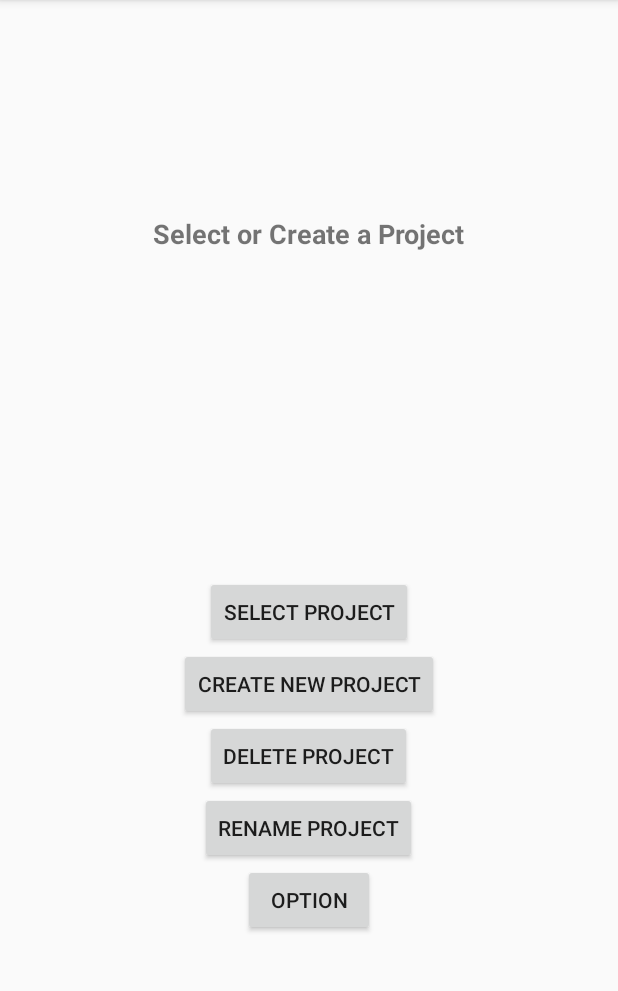
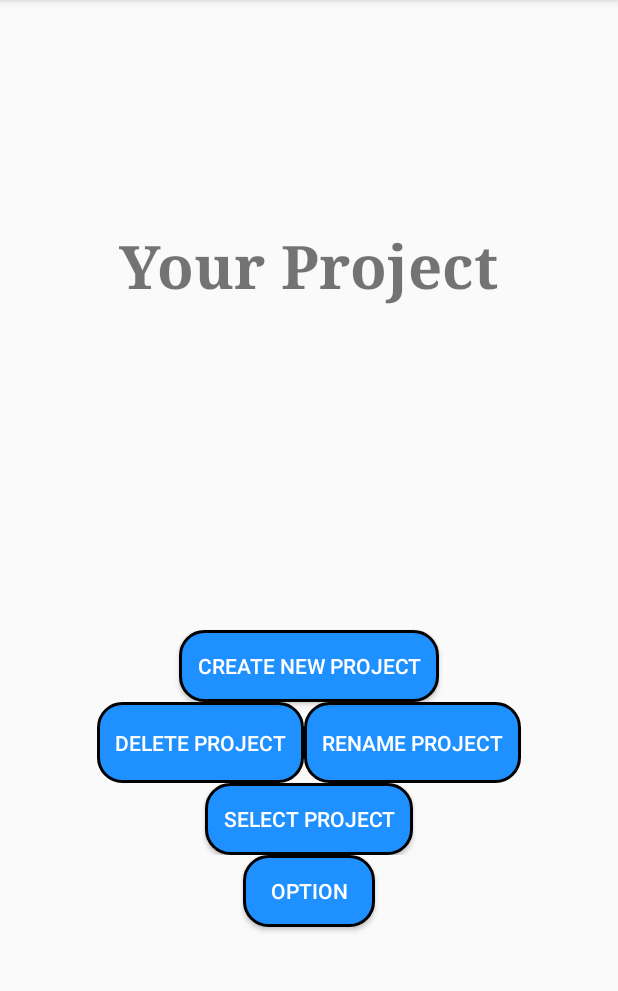
Before and after one commit to PolarPixelHub/IndexCardApp, an Android app built with Jetpack Compose: the screen it shows after launch (MainActivity), on a phone screen of 412 x 824 dp, the part 84-1075 px from its top. Run offline under Robolectric (Android 15) with nearby library versions, the phone set to English and light mode, and no system bars.

Commit message:
clean up MainActivity plus adding loading screen

```diff
--- a/app/build.gradle.kts
+++ b/app/build.gradle.kts
@@ -60,6 +60,5 @@ dependencies {
     debugImplementation(libs.androidx.ui.test.manifest)
     implementation(libs.androidx.recyclerview.v121)
     implementation(libs.material)
-
-
+    implementation(libs.material.v190)
 }
--- a/app/src/main/java/com/example/indexcardapp/MainActivity.kt
+++ b/app/src/main/java/com/example/indexcardapp/MainActivity.kt
@@ -1,83 +1,64 @@
 package com.example.indexcardapp
 
 import android.app.AlertDialog
-import android.content.DialogInterface
 import android.content.Intent
 import android.os.Bundle
-import android.util.Log
-import android.view.View
-import android.widget.AdapterView.OnItemClickListener
+import android.os.Handler
+import android.os.Looper
+import android.view.LayoutInflater
+import android.widget.AdapterView
 import android.widget.ArrayAdapter
 import android.widget.Button
 import android.widget.EditText
+import android.widget.LinearLayout
 import android.widget.ListView
 import android.widget.Toast
 import androidx.appcompat.app.AppCompatActivity
 import java.io.File
 
 class MainActivity : AppCompatActivity() {
-    private var projectListView: ListView? = null
-    private var selectButton: Button? = null
-    private var createButton: Button? = null
-    private var deleteButton: Button? = null
-    private var renameButton: Button? = null
-    private var projectFiles: ArrayList<String>? = null
-    private var adapter: ArrayAdapter<String>? = null
+
+    private lateinit var projectListView: ListView
+    private lateinit var selectButton: Button
+    private lateinit var createButton: Button
+    private lateinit var deleteButton: Button
+    private lateinit var renameButton: Button
+    private lateinit var projectFiles: ArrayList<String>
+    private lateinit var adapter: ArrayAdapter<String>
     private var selectedProject: String? = null
+    private lateinit var buttonsContainerMain: LinearLayout
+    private lateinit var loadingDialog: AlertDialog
 
     override fun onCreate(savedInstanceState: Bundle?) {
         super.onCreate(savedInstanceState)
         setContentView(R.layout.activity_main)
 
+        // Show the loading screen when starting the activity
+        showLoadingScreen()
+
+        // Load data or perform operations
+        performDataLoading()
+
         // Initialize views
+        initializeViews()
+
+        // Load project list
+        loadProjectList()
+
+        // Handle item selection
+        setupItemClickListener()
+
+        // Set up button listeners
+        setupButtonListeners()
+    }
+
+    private fun initializeViews() {
         projectListView = findViewById(R.id.project_list)
         selectButton = findViewById(R.id.btn_select_project)
         createButton = findViewById(R.id.btn_create_project)
         deleteButton = findViewById(R.id.btn_delete_project)
         renameButton = findViewById(R.id.btn_rename_project)
-
-        // Load project list
-        loadProjectList()
-
-        // Handle item selection
-        projectListView!!.onItemClickListener =
-            OnItemClickListener { parent, view, position, id ->
-                selectedProject = projectFiles!![position]
-                Toast.makeText(this@MainActivity, "Selected: $selectedProject", Toast.LENGTH_SHORT).show()
-                view.isSelected = true
-            }
-
-        // Select Project Button
-        selectButton!!.setOnClickListener { v: View? ->
-            if (selectedProject != null) {
-                Toast.makeText(
-                    this@MainActivity,
-                    "Loaded Project: $selectedProject", Toast.LENGTH_SHORT
-                ).show()
-                val intent = Intent(this, ManageActivity::class.java)
-                intent.putExtra("SELECTED_PROJECT", selectedProject)
-                Log.d("Here: ", selectedProject!!)
-                startActivity(intent)
-            } else {
-                Toast.makeText(
-                    this@MainActivity,
-                    "No project selected",
-                    Toast.LENGTH_SHORT
-                ).show()
-            }
-        }
-
-        // Create Project Button
-        createButton!!.setOnClickListener { v: View? -> createProject() }
-
-        // Delete Project Button
-        deleteButton!!.setOnClickListener { v: View? -> deleteProject() }
-
-        renameButton!!.setOnClickListener { renameProject() }
-
-        findViewById<Button>(R.id.btn_option).setOnClickListener {
-            startActivity<OptionActivity>()
-        }
+        buttonsContainerMain = findViewById(R.id.buttons_container_main)
     }
 
     private fun loadProjectList() {
@@ -85,125 +66,107 @@ class MainActivity : AppCompatActivity() {
         val directory: File = filesDir
         projectFiles = ArrayList()
 
-        for (file in directory.listFiles()!!) {
+        directory.listFiles()?.forEach { file ->
             if (file.name.endsWith(".json")) {
-                projectFiles!!.add(file.name)
+                projectFiles.add(file.name)
             }
         }
 
         // Populate the ListView
-        adapter = ArrayAdapter(this, R.layout.simple_list_item_1, R.id.customtext, projectFiles!!)
-        projectListView?.adapter = adapter
+        adapter = ArrayAdapter(this, R.layout.simple_list_item_1, R.id.customtext, projectFiles)
+        projectListView.adapter = adapter
     }
 
-    private fun createProject() {
+    private fun setupItemClickListener() {
+        projectListView.onItemClickListener = AdapterView.OnItemClickListener { _, view, position, _ ->
+            selectedProject = projectFiles[position]
+            Toast.makeText(this, "Selected: $selectedProject", Toast.LENGTH_SHORT).show()
+            view.isSelected = true
+        }
+    }
+
+    private fun setupButtonListeners() {
+        selectButton.setOnClickListener { onSelectProjectClick() }
+        createButton.setOnClickListener { onCreateProjectClick() }
+        deleteButton.setOnClickListener { onDeleteProjectClick() }
+        renameButton.setOnClickListener { onRenameProjectClick() }
+        findViewById<Button>(R.id.btn_option).setOnClickListener { startActivity<OptionActivity>() }
+    }
+
+    private fun onSelectProjectClick() {
+        selectedProject?.let {
+            Toast.makeText(this, "Loaded Project: $it", Toast.LENGTH_SHORT).show()
+            Intent(this, ManageActivity::class.java).apply {
+                putExtra("SELECTED_PROJECT", it)
+                startActivity(this)
+            }
+        } ?: run {
+            Toast.makeText(this, "No project selected", Toast.LENGTH_SHORT).show()
+        }
+    }
+
+    private fun onCreateProjectClick() {
         val builder = AlertDialog.Builder(this)
         builder.setTitle("Create New Project")
 
         val input = EditText(this)
         builder.setView(input)
 
-        builder.setPositiveButton("Create") { _: DialogInterface?, _: Int ->
-            val projectName = input.text.toString().trim { it <= ' ' }
+        builder.setPositiveButton("Create") { _, _ ->
+            val projectName = input.text.toString().trim()
             if (projectName.isNotEmpty()) {
                 val fileName = "$projectName.json"
                 val file = File(filesDir, fileName)
-                try {
                 if (file.createNewFile()) {
-                        Toast.makeText(
-                            this,
-                            "Project Created: $fileName",
-                            Toast.LENGTH_SHORT
-                        ).show()
+                    Toast.makeText(this, "Project Created: $fileName", Toast.LENGTH_SHORT).show()
                     loadProjectList() // Refresh the list
                 } else {
-                        Toast.makeText(
-                            this,
-                            "Project already exists!",
-                            Toast.LENGTH_SHORT
-                        ).show()
-                    }
-                } catch (e: Exception) {
-                    Toast.makeText(this, "Error: " + e.message, Toast.LENGTH_SHORT)
-                        .show()
+                    Toast.makeText(this, "Project already exists!", Toast.LENGTH_SHORT).show()
                 }
             } else {
-                Toast.makeText(
-                    this,
-                    "Project name cannot be empty",
-                    Toast.LENGTH_SHORT
-                ).show()
+                Toast.makeText(this, "Project name cannot be empty", Toast.LENGTH_SHORT).show()
             }
         }
         builder.setNegativeButton("Cancel", null)
         builder.show()
     }
 
-    private fun deleteProject() {
-        if (selectedProject != null) {
+    private fun onDeleteProjectClick() {
+        selectedProject?.let {
             AlertDialog.Builder(this)
                 .setTitle("Delete Project")
-                .setMessage("Are you sure you want to delete '$selectedProject'?")
-                .setPositiveButton("Yes") { _: DialogInterface?, _: Int ->
-                    val file: File? = selectedProject?.let { File(filesDir, it) }
-                    if (file != null) {
+                .setMessage("Are you sure you want to delete '$it'?")
+                .setPositiveButton("Yes") { _, _ ->
+                    val file = File(filesDir, it)
                     if (file.delete()) {
-                            Toast.makeText(
-                                this,
-                                "Deleted: $selectedProject",
-                                Toast.LENGTH_SHORT
-                            ).show()
+                        Toast.makeText(this, "Deleted: $it", Toast.LENGTH_SHORT).show()
                         selectedProject = null
                         loadProjectList() // Refresh list
                     } else {
-                            Toast.makeText(
-                                this,
-                                "Failed to delete project",
-                                Toast.LENGTH_SHORT
-                            ).show()
-                        }
+                        Toast.makeText(this, "Failed to delete project", Toast.LENGTH_SHORT).show()
                     }
                 }
                 .setNegativeButton("No", null)
                 .show()
-        } else {
+        } ?: run {
             Toast.makeText(this, "No project selected", Toast.LENGTH_SHORT).show()
         }
     }
 
-    private fun selectProject() {
-        val selectedIndex = projectListView?.checkedItemPosition
-        if (selectedIndex != null && selectedIndex != -1) {
-            selectedProject = projectFiles?.get(selectedIndex)
-            Toast.makeText(this, "Loaded Project: $selectedProject", Toast.LENGTH_SHORT).show()
-            // Transition to ManageActivity
-            intent.putExtra("SELECTED_PROJECT", selectedProject)
-            startActivity<ManageActivity>()
-        } else {
-            Toast.makeText(this, "No project selected", Toast.LENGTH_SHORT).show()
-        }
-    }
-
-    private fun renameProject() {
-        if (selectedProject != null) {
-            val currentFile = File(filesDir, selectedProject!!)
+    private fun onRenameProjectClick() {
+        selectedProject?.let { currentFileName ->
+            val currentFile = File(filesDir, currentFileName)
             val builder = AlertDialog.Builder(this)
             builder.setTitle("Rename Project")
 
-            val input = EditText(this)
-            input.hint = "Enter new name"
+            val input = EditText(this).apply { hint = "Enter new name" }
             builder.setView(input)
 
             builder.setPositiveButton("Rename") { _, _ ->
                 val newName = input.text.toString().trim()
-                if (newName.isEmpty()) {
-                    Toast.makeText(this, "Name cannot be empty", Toast.LENGTH_SHORT).show()
-                    return@setPositiveButton
-                }
-
+                if (newName.isNotEmpty()) {
                     val newFileName = "$newName.json"
                     val newFile = File(filesDir, newFileName)
-
                     if (newFile.exists()) {
                         Toast.makeText(this, "A project with this name already exists", Toast.LENGTH_SHORT).show()
                     } else if (currentFile.renameTo(newFile)) {
@@ -213,12 +176,39 @@ class MainActivity : AppCompatActivity() {
                     } else {
                         Toast.makeText(this, "Failed to rename project", Toast.LENGTH_SHORT).show()
                     }
+                } else {
+                    Toast.makeText(this, "Name cannot be empty", Toast.LENGTH_SHORT).show()
+                }
+            }
+            builder.setNegativeButton("Cancel", null)
+            builder.show()
+        } ?: run {
+            Toast.makeText(this, "No project selected", Toast.LENGTH_SHORT).show()
+        }
     }
 
-            builder.setNegativeButton("Cancel", null)
-            builder.show()
-        } else {
-            Toast.makeText(this, "No project selected", Toast.LENGTH_SHORT).show()
+    private fun performDataLoading() {
+        // Simulating data loading with a delay
+        Handler(Looper.getMainLooper()).postDelayed({
+            hideLoadingScreen() // Hide loading screen after data is loaded
+        }, 5000) // Simulate loading delay (3 seconds)
+    }
+
+    // Show loading screen
+    private fun showLoadingScreen() {
+        val loadingScreen = LayoutInflater.from(this).inflate(R.layout.loading_screen, null)
+        loadingDialog = AlertDialog.Builder(this)
+            .setView(loadingScreen)
+            .setCancelable(false) // Prevent interaction
+            .create()
+
+        loadingDialog.show()
+    }
+
+    // Hide loading screen
+    private fun hideLoadingScreen() {
+        if (::loadingDialog.isInitialized && loadingDialog.isShowing) {
+            loadingDialog.dismiss()
         }
     }
 
@@ -226,4 +216,5 @@ class MainActivity : AppCompatActivity() {
     private inline fun <reified T : AppCompatActivity> startActivity() {
         startActivity(Intent(this, T::class.java))
     }
+
 }
--- a/app/src/main/java/com/example/indexcardapp/ManageActivity.kt
+++ b/app/src/main/java/com/example/indexcardapp/ManageActivity.kt
@@ -6,7 +6,6 @@ import android.widget.Button
 import androidx.appcompat.app.AppCompatActivity
 
 class ManageActivity : AppCompatActivity() {
-
 
     override fun onCreate(savedInstanceState: Bundle?) {
         super.onCreate(savedInstanceState)
--- /dev/null
+++ b/app/src/main/res/drawable/round_button.xml
@@ -0,0 +1,12 @@
+<ripple xmlns:android="http://schemas.android.com/apk/res/android"
+    android:color="#C0C0C0">
+    <item>
+        <shape android:shape="rectangle">
+            <corners android:radius="16dp" />
+            <solid android:color="#1E90FF" />
+            <stroke
+                android:width="2dp"
+            android:color="#000000" />
+        </shape>
+    </item>
+</ripple>
--- a/app/src/main/res/layout/activity_main.xml
+++ b/app/src/main/res/layout/activity_main.xml
@@ -10,46 +10,87 @@
     <TextView
         android:layout_width="wrap_content"
         android:layout_height="wrap_content"
-        android:text="Select or Create a Project"
-        android:textSize="18sp"
+        android:text="@string/your_project"
+        android:textSize="40sp"
         android:textStyle="bold"
-        android:layout_marginBottom="16dp"/>
+        android:layout_marginBottom="16dp"
+        android:typeface="serif"/>
 
     <ListView
         android:id="@+id/project_list"
         android:layout_width="match_parent"
         android:layout_height="200dp"
         android:divider="@android:color/darker_gray"
-        android:dividerHeight="1dp"
-        />
-
-    <Button
-        android:id="@+id/btn_select_project"
-        android:layout_width="wrap_content"
-        android:layout_height="wrap_content"
-        android:text="Select Project"/>
+        android:dividerHeight="1dp"/>
 
     <Button
         android:id="@+id/btn_create_project"
         android:layout_width="wrap_content"
         android:layout_height="wrap_content"
-        android:text="Create New Project"/>
+        android:text="@string/create_new_project"
+        android:textColor="#FFFFFF"
+        android:background="@drawable/round_button"
+        android:padding="12dp"/>
 
-    <Button
-        android:id="@+id/btn_delete_project"
-        android:layout_width="wrap_content"
+    <LinearLayout
+        android:id="@+id/buttons_container_main"
+        style="?android:attr/buttonBarStyle"
+        android:layout_width="match_parent"
         android:layout_height="wrap_content"
-        android:text="Delete Project"/>
+        android:orientation="horizontal"
+        android:gravity="center">
 
-    <Button
-        android:id="@+id/btn_rename_project"
-        android:layout_width="wrap_content"
-        android:layout_height="wrap_content"
-        android:text="Rename Project" />
+        <LinearLayout
+            android:layout_width="match_parent"
+            android:layout_height="wrap_content"
+            android:orientation="vertical"
+            android:gravity="center">
+
+            <LinearLayout
+                style="?android:attr/buttonBarStyle"
+                android:layout_width="match_parent"
+                android:layout_height="wrap_content"
+                android:orientation="horizontal"
+                android:gravity="center">
+
+                <Button
+                    android:id="@+id/btn_delete_project"
+                    style="?android:attr/buttonBarButtonStyle"
+                    android:layout_width="wrap_content"
+                    android:layout_height="wrap_content"
+                    android:text="@string/delete_project"
+                    android:textColor="#FFFFFF"
+                    android:background="@drawable/round_button"
+                    android:padding="12dp" />
+
+                <Button
+                    android:id="@+id/btn_rename_project"
+                    style="?android:attr/buttonBarButtonStyle"
+                    android:layout_width="wrap_content"
+                    android:layout_height="wrap_content"
+                    android:text="@string/rename_project"
+                    android:textColor="#FFFFFF"
+                    android:background="@drawable/round_button"
+                    android:padding="12dp"/>
+            </LinearLayout>
+
+            <Button
+                android:id="@+id/btn_select_project"
+                android:layout_width="wrap_content"
+                android:layout_height="wrap_content"
+                android:text="@string/select_project"
+                android:textColor="#FFFFFF"
+                android:background="@drawable/round_button"
+                android:padding="12dp"/>
+        </LinearLayout>
+    </LinearLayout>
 
     <Button
         android:id="@+id/btn_option"
         android:layout_width="wrap_content"
         android:layout_height="wrap_content"
-        android:text="Option" />
+        android:text="@string/option"
+        android:textColor="#FFFFFF"
+        android:background="@drawable/round_button"
+        android:padding="12dp"/>
 </LinearLayout>
--- a/app/src/main/res/values/strings.xml
+++ b/app/src/main/res/values/strings.xml
@@ -1,4 +1,12 @@
 <resources>
     <string name="app_name">IndexCardApp</string>
     <string name="no_cards_available">No cards available</string>
+    <string name="your_project">Your Project</string>
+    <string name="select_project">Select Project</string>
+    <string name="create_new_project">Create New Project</string>
+    <string name="delete_project">Delete Project</string>
+    <string name="rename_project">Rename Project</string>
+    <string name="option">Option</string>
+    <string name="loading_please_wait">Please wait while we load…</string>
+    <string name="loading_logo_desc">Penguin Logo</string>
 </resources>
--- a/gradle/libs.versions.toml
+++ b/gradle/libs.versions.toml
@@ -10,6 +10,7 @@ activityCompose = "1.9.3"
 composeBom = "2024.04.01"
 appcompat = "1.7.0"
 material = "1.12.0"
+materialVersion = "1.9.0"
 recyclerview = "1.3.2"
 recyclerviewVersion = "1.2.1"
 
@@ -32,6 +33,7 @@ androidx-material3 = { group = "androidx.compose.material3", name = "material3"
 androidx-appcompat = { group = "androidx.appcompat", name = "appcompat", version.ref = "appcompat" }
 androidx-recyclerview = { group = "androidx.recyclerview", name = "recyclerview", version.ref = "recyclerview" }
 material = { module = "com.google.android.material:material", version.ref = "material" }
+material-v190 = { module = "com.google.android.material:material", version.ref = "materialVersion" }
 
 [plugins]
 android-application = { id = "com.android.application", version.ref = "agp" }
```
Also changed, not shown: app/src/main/res/drawable/gradient_background.xml (added, +8 -0 lines), app/src/main/res/layout/loading_screen.xml (added, +32 -0 lines), app/src/main/res/values/colors.xml (+8 -0 lines), app/src/main/res/values/themes.xml (+13 -1 lines), app/src/main/res/drawable/penguin_logo.png (added). Lines whose indentation alone changed are shown as unchanged.
